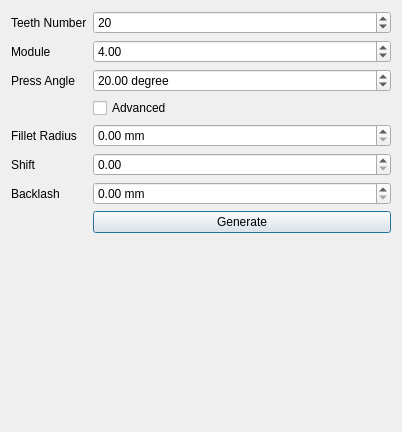
The window that Main.ui (0charleschen0/InvoluteSpurGear) describes before a commit, drawn with Qt 5.
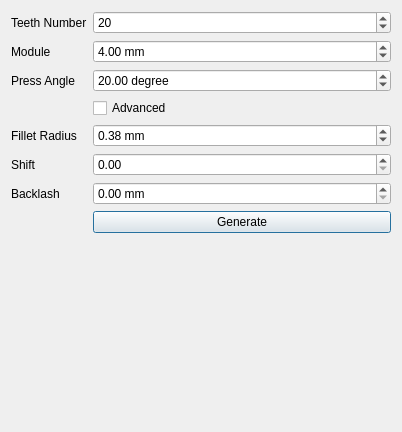
The same window after the commit.

What changed in the file:
```diff
--- a/Main.ui
+++ b/Main.ui
@@ -36,6 +36,9 @@
    </item>
    <item row="2" column="1">
     <widget class="QDoubleSpinBox" name="moduleDoubleSpinBox">
+     <property name="suffix">
+      <string> mm</string>
+     </property>
      <property name="singleStep">
       <double>0.010000000000000</double>
      </property>
@@ -65,6 +68,9 @@
      <property name="singleStep">
       <double>0.010000000000000</double>
      </property>
+     <property name="value">
+      <double>0.380000000000000</double>
+     </property>
     </widget>
    </item>
    <item row="11" column="0">
```
